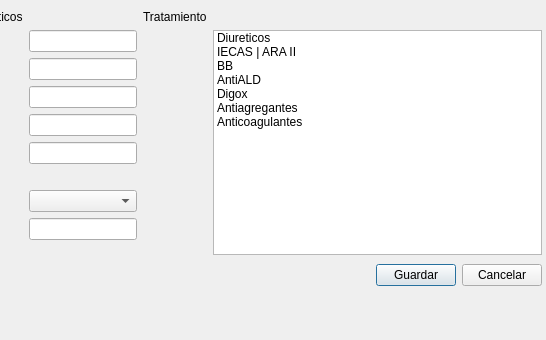
Before: the Qt Designer form addvisit.ui in iyustlop/valvulares, drawn with Qt 5; both pictures show x 509 to 1055 and y 0 to 340 of the 1055 by 340 pixel window.
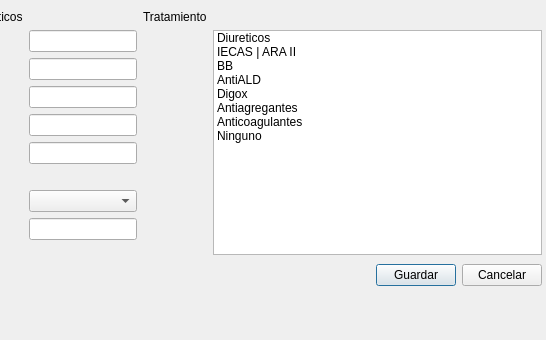
After: the same form once the commit is applied.

What changed in the file:
```diff
--- a/addvisit.ui
+++ b/addvisit.ui
@@ -500,6 +500,11 @@
           <string>Anticoagulantes</string>
          </property>
         </item>
+        <item>
+         <property name="text">
+          <string>Ninguno</string>
+         </property>
+        </item>
        </widget>
       </item>
      </layout>
```
